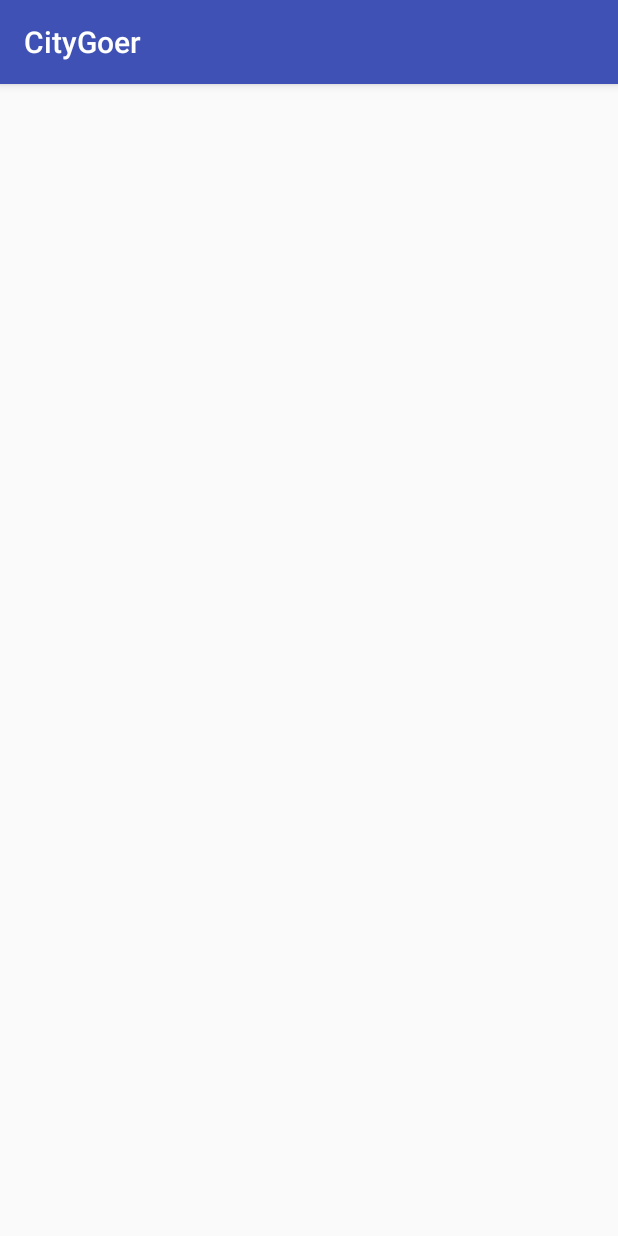
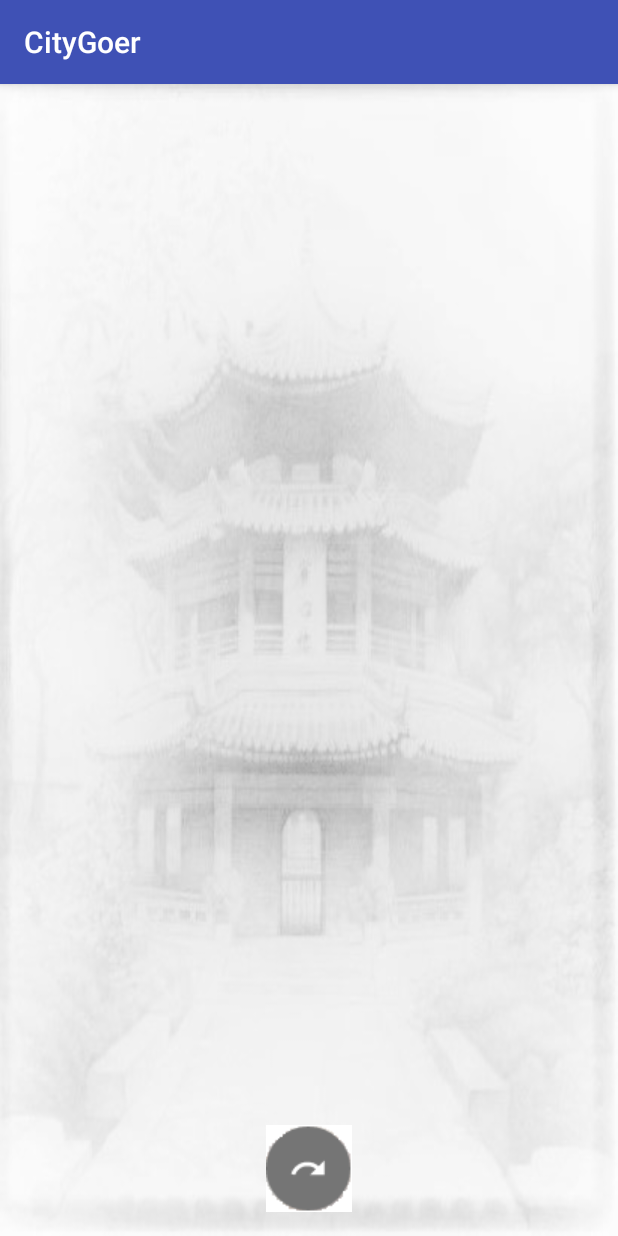
Before and after one commit to paceuniversity/CS3892017team1, an Android app: the factsActivity screen opened directly, with no data from a screen before it, on a phone screen of 412 x 824 dp. Run offline under Robolectric (Android 15) with nearby library versions, the phone set to English and light mode, and no system bars.

Commit message:
5th Commit: Added all activites with buttons and back buttons

```diff
--- a/app/src/main/res/layout/activity_facts.xml
+++ b/app/src/main/res/layout/activity_facts.xml
@@ -1,8 +1,25 @@
 <?xml version="1.0" encoding="utf-8"?>
-<android.support.constraint.ConstraintLayout xmlns:android="http://schemas.android.com/apk/res/android"
+<RelativeLayout xmlns:android="http://schemas.android.com/apk/res/android"
+    xmlns:app="http://schemas.android.com/apk/res-auto"
     xmlns:tools="http://schemas.android.com/tools"
+    android:id="@+id/activity_main"
     android:layout_width="match_parent"
     android:layout_height="match_parent"
-    tools:context="com.example.jacksonhoang.citygoer.factsActivity">
+    android:background="@drawable/mainbackgroundb"
+    android:paddingBottom="@dimen/activity_vertical_margin"
+    android:paddingLeft="@dimen/activity_horizontal_margin"
+    android:paddingRight="@dimen/activity_horizontal_margin"
+    android:paddingTop="@dimen/activity_vertical_margin"
+    tools:context="com.example.jacksonhoang.citygoer.MainActivity">
 
-</android.support.constraint.ConstraintLayout>
+
+    <ImageButton
+        android:id="@+id/returnMain"
+        android:layout_width="wrap_content"
+        android:layout_height="wrap_content"
+        android:layout_alignParentBottom="true"
+        android:layout_centerHorizontal="true"
+        android:background="@android:color/transparent"
+        android:onClick="mainSelection"
+        app:srcCompat="@drawable/backbutton" />
+</RelativeLayout>
```
Also changed, not shown: app/build.gradle (added, +31 -0 lines), app/src/main/java/com/example/jacksonhoang/citygoer/attractionActivity.java (+7 -0 lines), app/src/main/java/com/example/jacksonhoang/citygoer/factsActivity.java (+7 -0 lines), app/src/main/java/com/example/jacksonhoang/citygoer/foodActivity.java (+7 -0 lines), app/src/main/java/com/example/jacksonhoang/citygoer/phrasesActivity.java (+7 -0 lines), app/src/main/java/com/example/jacksonhoang/citygoer/publicTransitActivity.java (+7 -0 lines), app/src/main/res/layout/activity_attraction.xml (+14 -2 lines), app/src/main/res/layout/activity_food.xml (+14 -2 lines), app/src/main/res/layout/activity_phrases.xml (+14 -2 lines), app/src/main/res/layout/activity_public_transit.xml (+20 -3 lines), app/src/main/res/drawable/backbutton.png (added), app/src/main/res/drawable/mainbackgroundb.jpg (added), 3 other files.
